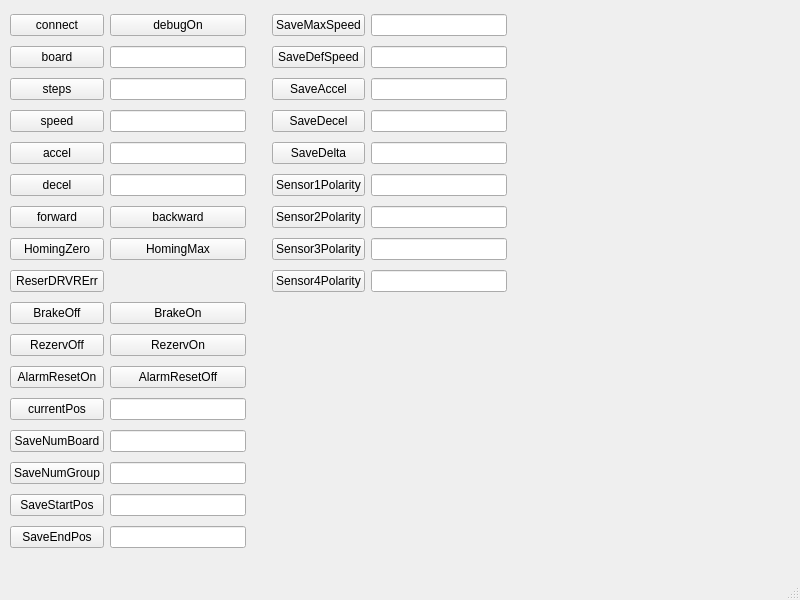
Qt form ui/mainwindow.ui (NameInit/canstep-api) before a commit.
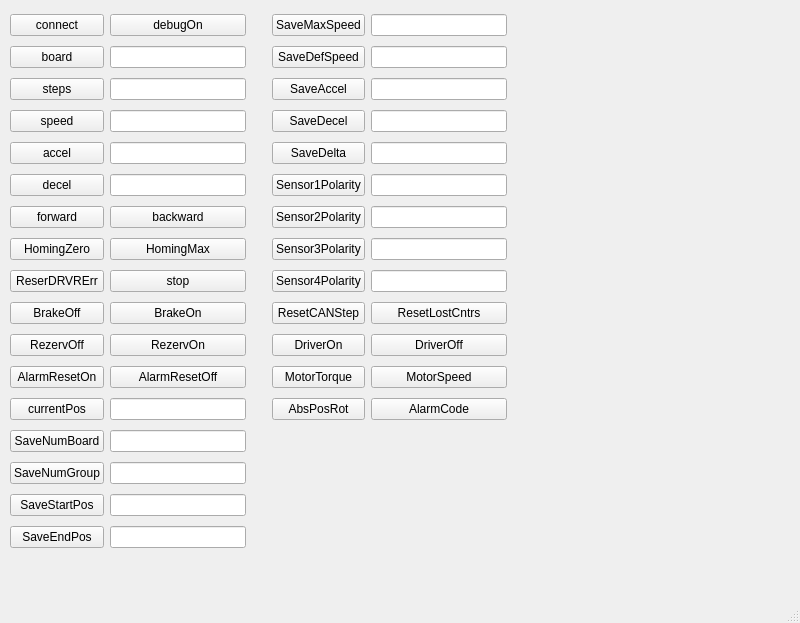
The same form after that commit.

Patch:
```diff
--- a/ui/mainwindow.ui
+++ b/ui/mainwindow.ui
@@ -7,7 +7,7 @@
     <x>0</x>
     <y>0</y>
     <width>800</width>
-    <height>600</height>
+    <height>623</height>
    </rect>
   </property>
   <property name="windowTitle">
@@ -324,6 +324,69 @@
      <item row="8" column="4">
       <widget class="QLineEdit" name="lineEditSensor4Polarity"/>
      </item>
+     <item row="8" column="1">
+      <widget class="QPushButton" name="pushButtonStop">
+       <property name="text">
+        <string>stop</string>
+       </property>
+      </widget>
+     </item>
+     <item row="9" column="3">
+      <widget class="QPushButton" name="pushButtonResetCANStep">
+       <property name="text">
+        <string>ResetCANStep</string>
+       </property>
+      </widget>
+     </item>
+     <item row="10" column="3">
+      <widget class="QPushButton" name="pushButtonDriverOn">
+       <property name="text">
+        <string>DriverOn</string>
+       </property>
+      </widget>
+     </item>
+     <item row="10" column="4">
+      <widget class="QPushButton" name="pushButtonDriverOff">
+       <property name="text">
+        <string>DriverOff</string>
+       </property>
+      </widget>
+     </item>
+     <item row="9" column="4">
+      <widget class="QPushButton" name="pushButtonResetLostCntrs">
+       <property name="text">
+        <string>ResetLostCntrs</string>
+       </property>
+      </widget>
+     </item>
+     <item row="11" column="3">
+      <widget class="QPushButton" name="pushButtonMotorTorque">
+       <property name="text">
+        <string>MotorTorque</string>
+       </property>
+      </widget>
+     </item>
+     <item row="11" column="4">
+      <widget class="QPushButton" name="pushButtonMotorSpeed">
+       <property name="text">
+        <string>MotorSpeed</string>
+       </property>
+      </widget>
+     </item>
+     <item row="12" column="3">
+      <widget class="QPushButton" name="pushButtonAbsPosRot">
+       <property name="text">
+        <string>AbsPosRot</string>
+       </property>
+      </widget>
+     </item>
+     <item row="12" column="4">
+      <widget class="QPushButton" name="pushButtonAlarmCode">
+       <property name="text">
+        <string>AlarmCode</string>
+       </property>
+      </widget>
+     </item>
     </layout>
    </widget>
   </widget>
```
